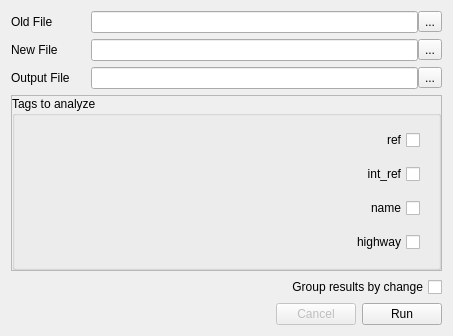
KaartGroup/Chameleon, file design.ui: the form before one commit.
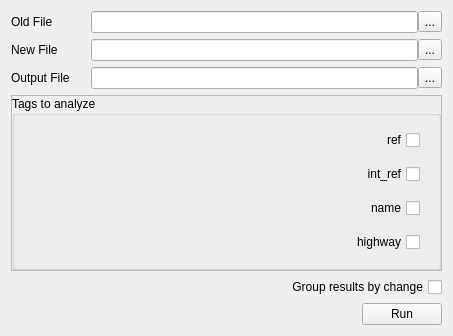
The form after the commit.

Commit message: Remove unused cancel button

Diff of the .ui file:
```diff
--- a/design.ui
+++ b/design.ui
@@ -456,25 +456,6 @@
         </property>
        </spacer>
       </item>
-      <item>
-       <widget class="QPushButton" name="cancelButton">
-        <property name="enabled">
-         <bool>false</bool>
-        </property>
-        <property name="sizePolicy">
-         <sizepolicy hsizetype="Fixed" vsizetype="Fixed">
-          <horstretch>0</horstretch>
-          <verstretch>0</verstretch>
-         </sizepolicy>
-        </property>
-        <property name="text">
-         <string>Cancel</string>
-        </property>
-        <property name="flat">
-         <bool>false</bool>
-        </property>
-       </widget>
-      </item>
       <item>
        <widget class="QPushButton" name="runButton">
         <property name="sizePolicy">
```
